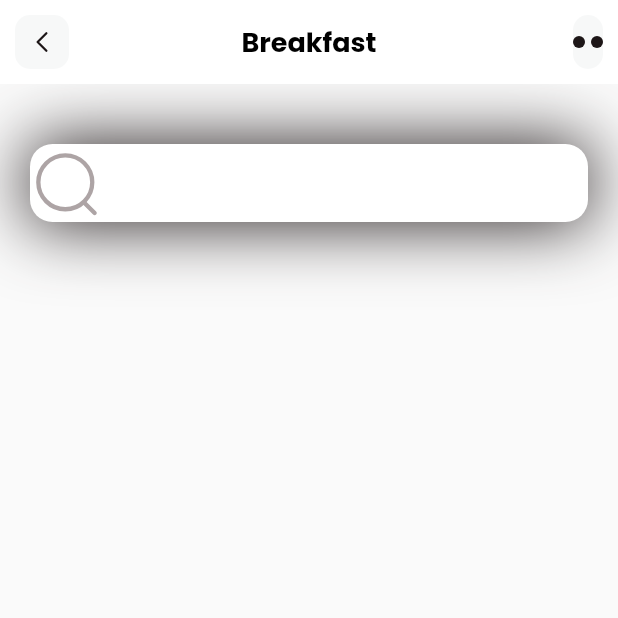
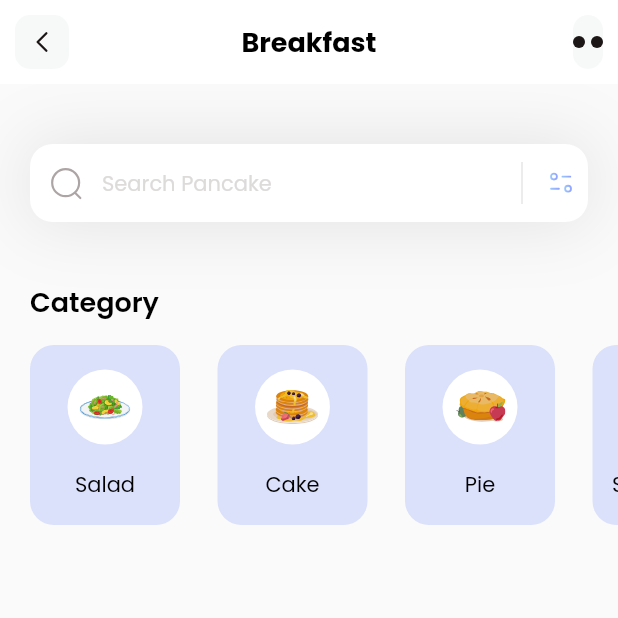
Before and after one commit to rahilyusuf/flutter, a Flutter app: the screen it shows after launch, on a phone screen of 412 x 824 dp, the top half of it. Run offline on Flutter 3.47's test engine with Material 2 defaults, Android fonts, the phone set to English and light mode, and no system bars; our stand-ins replace flutter_svg.

Commit message:
categorySection

```diff
--- a/lib/main.dart
+++ b/lib/main.dart
@@ -12,9 +12,8 @@ class MyApp extends StatelessWidget {
   @override
   Widget build(BuildContext context) {
     return MaterialApp(
-      debugShowCheckedModeBanner: false,
-      theme: ThemeData(fontFamily: 'Poppins'),
-      home: const HomePage()
-    );
+        debugShowCheckedModeBanner: false,
+        theme: ThemeData(fontFamily: 'Poppins'),
+        home: HomePage());
   }
 }
--- /dev/null
+++ b/lib/models/category_model.dart
@@ -0,0 +1,45 @@
+import 'package:flutter/material.dart';
+
+class CategoryModel {
+  String name;
+  String iconPath;
+  Color boxColor;
+
+  CategoryModel({
+    required this.name,
+    required this.iconPath,
+    required this.boxColor,
+  });
+  static List<CategoryModel> getCategories() {
+    List<CategoryModel> Categories = [];
+    Categories.add(
+      CategoryModel(
+        name: "Salad",
+        iconPath: "assets/icons/plate.svg",
+        boxColor: const Color(0xff92A3FD),
+      ),
+    );
+    Categories.add(
+      CategoryModel(
+        name: "Cake",
+        iconPath: "assets/icons/pancakes.svg",
+        boxColor: const Color(0xff92A3FD),
+      ),
+    );
+    Categories.add(
+      CategoryModel(
+        name: "Pie",
+        iconPath: "assets/icons/pie.svg",
+        boxColor: const Color(0xff92A3FD),
+      ),
+    );
+    Categories.add(
+      CategoryModel(
+        name: "Smoothies",
+        iconPath: "assets/icons/orange-snacks.svg",
+        boxColor: const Color(0xff92A3FD),
+      ),
+    );
+    return Categories;
+  }
+}
--- a/lib/pages/home.dart
+++ b/lib/pages/home.dart
@@ -1,47 +1,159 @@
+import 'package:demo1/models/category_model.dart';
 import 'package:flutter/material.dart';
 import 'package:flutter_svg/flutter_svg.dart';
-class HomePage extends StatelessWidget {
-  const HomePage({super.key});
+
+class HomePage extends StatefulWidget {
+  HomePage({super.key});
+
+  @override
+  State<HomePage> createState() => _HomePageState();
+}
+
+class _HomePageState extends State<HomePage> {
+  List<CategoryModel> categories = [];
+
+  void _getCategories() {
+    categories = CategoryModel.getCategories();
+  }
 
   @override
   Widget build(BuildContext context) {
+    _getCategories();
     return Scaffold(
       appBar: appBar(),
-      body:Column(
-        children:[
+      body: Column(
+        crossAxisAlignment: CrossAxisAlignment.start,
+        children: [
+          _searchField(),
+          const SizedBox(
+            height: 40,
+          ),
+          _categoriesSection()
+        ],
+      ),
+    );
+  }
+
+  Column _categoriesSection() {
+    return Column(
+      crossAxisAlignment: CrossAxisAlignment.start,
+      children: [
+        const Padding(
+          padding: EdgeInsets.only(left: 20),
+          child: Text(
+            'Category',
+            style: TextStyle(
+              fontSize: 18,
+              fontWeight: FontWeight.w600,
+              color: Colors.black,
+            ),
+          ),
+        ),
+        const SizedBox(
+          height: 15,
+        ),
         Container(
-          margin: EdgeInsets.only(top: 40,left: 20,right: 20),
-          decoration:BoxDecoration(
-            boxShadow:[
+          height: 120,
+          child: ListView.separated(
+              separatorBuilder: (context, Index) => const SizedBox(
+                    width: 25,
+                  ),
+              itemCount: categories.length,
+              scrollDirection: Axis.horizontal,
+              padding: const EdgeInsets.only(
+                left: 20,
+                right: 20,
+              ),
+              itemBuilder: (context, index) {
+                return Container(
+                  width: 100,
+                  decoration: BoxDecoration(
+                    color: categories[index].boxColor.withOpacity(0.3),
+                    borderRadius: BorderRadius.circular(16),
+                  ),
+                  child: Column(
+                      mainAxisAlignment: MainAxisAlignment.spaceEvenly,
+                      children: [
+                        Container(
+                          width: 50,
+                          height: 50,
+                          decoration: const BoxDecoration(
+                              color: Colors.white, shape: BoxShape.circle),
+                          child: Padding(
+                            padding: const EdgeInsets.all(8.0),
+                            child: SvgPicture.asset(categories[index].iconPath),
+                          ),
+                        ),
+                        Text(
+                          categories[index].name,
+                          style: const TextStyle(
+                              fontSize: 14,
+                              fontWeight: FontWeight.w400,
+                              color: Colors.black),
+                        ),
+                      ]),
+                );
+              }),
+        )
+      ],
+    );
+  }
+
+  Container _searchField() {
+    return Container(
+      margin: const EdgeInsets.only(top: 40, left: 20, right: 20),
+      decoration: BoxDecoration(boxShadow: [
         BoxShadow(
-                color: Color(0xff1D1617).withOpacity(0.99),
+            color: const Color(0xff1D1617).withOpacity(0.11),
             blurRadius: 40,
-                spreadRadius: 0.0
-              )
-            ]
+            spreadRadius: 0.0)
+      ]),
+      child: TextField(
+        decoration: InputDecoration(
+            filled: true,
+            fillColor: Colors.white,
+            contentPadding: const EdgeInsets.all(15),
+            hintText: 'Search Pancake',
+            hintStyle: const TextStyle(
+              color: Color(0xffDDDADA),
+              fontSize: 14,
             ),
-          child: TextField(
-            decoration:InputDecoration(
-              filled:true,
-              fillColor: Colors.white,
-              contentPadding: EdgeInsets.all(15),
-              prefixIcon:SvgPicture.asset('assets/icons/Search.svg'),
+            prefixIcon: Padding(
+              padding: const EdgeInsets.all(12),
+              child: SvgPicture.asset('assets/icons/Search.svg'),
+            ),
+            suffixIcon: Container(
+              width: 100,
+              child: IntrinsicHeight(
+                child: Row(
+                  mainAxisAlignment: MainAxisAlignment.end,
+                  children: [
+                    const VerticalDivider(
+                      thickness: 0.1,
+                      indent: 10,
+                      endIndent: 10,
+                      color: Colors.black,
+                    ),
+                    Padding(
+                      padding: const EdgeInsets.all(8.0),
+                      child: SvgPicture.asset('assets/icons/Filter.svg'),
+                    ),
+                  ],
+                ),
+              ),
+            ),
             border: OutlineInputBorder(
               borderRadius: BorderRadius.circular(15),
               borderSide: BorderSide.none,
-
-              )
-            ),
-          ),
-        )
-        ],
+            )),
       ),
     );
   }
 
   AppBar appBar() {
     return AppBar(
-      title: Text('Breakfast',
+        title: const Text(
+          'Breakfast',
           style: TextStyle(
             color: Colors.black,
             fontSize: 18,
@@ -52,48 +164,37 @@ class HomePage extends StatelessWidget {
         elevation: 0.0,
         centerTitle: true,
         leading: GestureDetector(
-        onTap:(){
-        },
-          child:Container(
-        margin: EdgeInsets.all(10),
+          onTap: () {},
+          child: Container(
+            margin: const EdgeInsets.all(10),
             alignment: Alignment.center,
-        child: SvgPicture.asset('assets/icons/Arrow - Left 2.svg',
+            child: SvgPicture.asset(
+              'assets/icons/Arrow - Left 2.svg',
               height: 20,
               width: 20,
             ),
-
-        decoration:BoxDecoration(
-            color: Color(0xffF7F8F8),
-            borderRadius: BorderRadius.circular(10)
+            decoration: BoxDecoration(
+                color: const Color(0xffF7F8F8),
+                borderRadius: BorderRadius.circular(10)),
           ),
-      ),
-
-
         ),
         actions: [
           GestureDetector(
-          onTap:(){
-
-          },
-            child:Container(
-        margin: EdgeInsets.all(10),
+            onTap: () {},
+            child: Container(
+              margin: const EdgeInsets.all(10),
               alignment: Alignment.center,
-        width:20,
-        child: SvgPicture.asset('assets/icons/dots.svg',
+              width: 20,
+              child: SvgPicture.asset(
+                'assets/icons/dots.svg',
                 height: 20,
                 width: 20,
               ),
-
-        decoration:BoxDecoration(
-            color: Color(0xffF7F8F8),
-            borderRadius: BorderRadius.circular(10)
+              decoration: BoxDecoration(
+                  color: const Color(0xffF7F8F8),
+                  borderRadius: BorderRadius.circular(10)),
             ),
-      ),
-
           )
-
-
-      ]
-    );
+        ]);
   }
 }
```
Also changed, not shown: assets/icons/orange-snacks.svg (added), assets/icons/pancakes.svg (added), assets/icons/pie.svg (added), assets/icons/plate.svg (added). Lines whose indentation alone changed are shown as unchanged.
